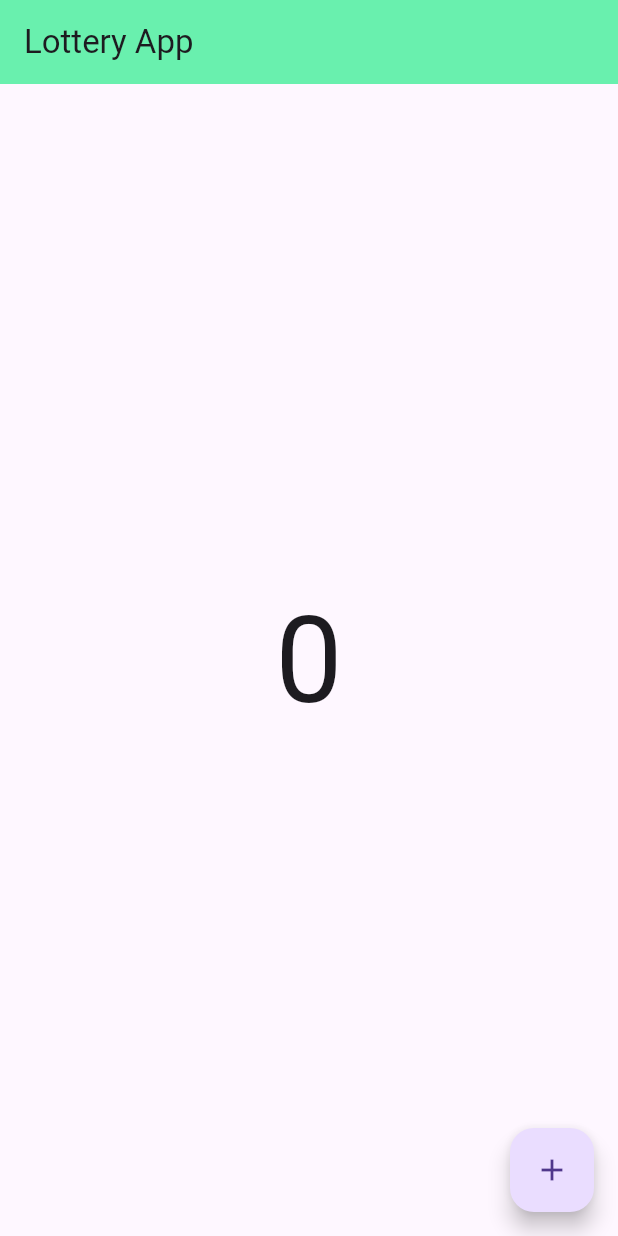
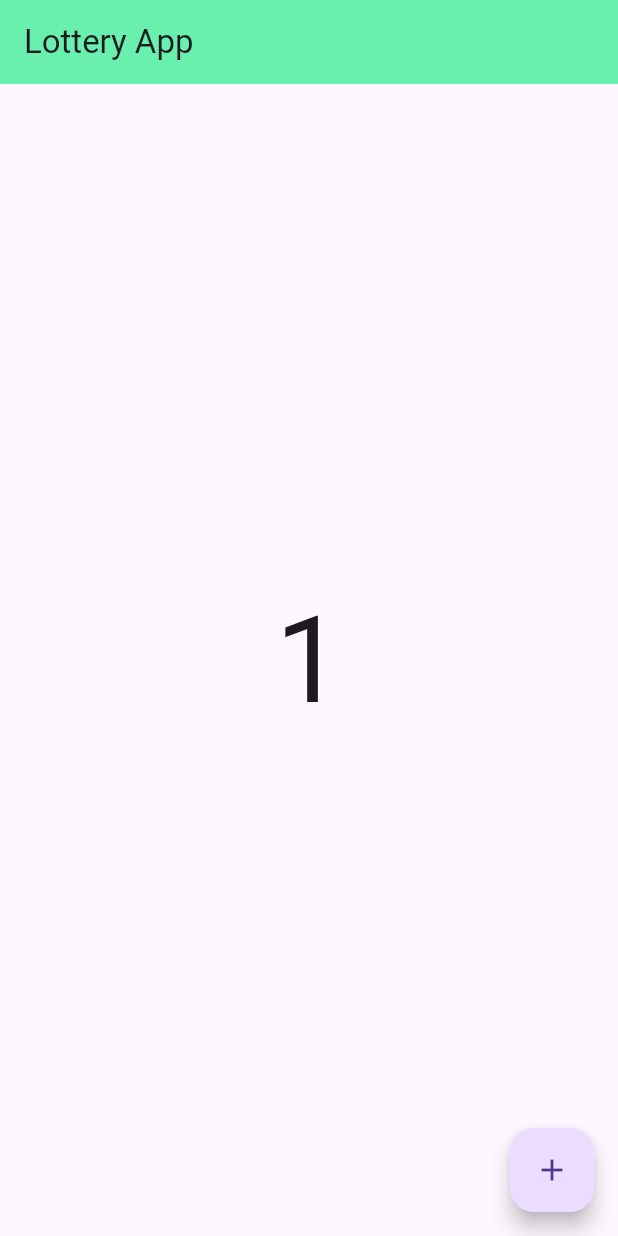
Before and after one commit to FazalHamzaKhan12/lottery_app_from_bootcamp2022, a Flutter app: the screen it shows after launch, after a tap on the "add" icon, on a phone screen of 412 x 824 dp. Run offline on Flutter 3.47's test engine with Material 3 defaults, Android fonts, the phone set to English and light mode, and no system bars.

Commit message:
Update main.dart

```diff
--- a/lib/main.dart
+++ b/lib/main.dart
@@ -1,39 +1,44 @@
 import 'package:flutter/material.dart';
 
 void main() {
-  runApp(const MyApp());
+  runApp(MyApp());  // Removed `const` here
 }
 
 class MyApp extends StatefulWidget {
-  const MyApp({super.key});
+  MyApp({super.key});
 
   @override
   State<MyApp> createState() => _MyAppState();
 }
 
 class _MyAppState extends State<MyApp> {
-   int x = 0;
+  int x = 0;
+
+  // Function to increment x
+  void incrementX() {
+    setState(() {
+      x++;  // Increment the value of x by 1
+    });
+  }
 
   @override
   Widget build(BuildContext context) {
     return MaterialApp(
       home: Scaffold(
         appBar: AppBar(
-          title: Text("Lottery App"),
+          title: const Text("Lottery App"),
           backgroundColor: Colors.greenAccent,
         ),
         body: SafeArea(
           child: Center(
             child: Text(
               x.toString(),
-              style: TextStyle(fontSize: 80),
+              style: const TextStyle(fontSize: 80),
             ),
           ),
         ),
         floatingActionButton: FloatingActionButton(
-          onPressed: () {
-            x++ ;
-          },
+          onPressed: incrementX,  // Call the incrementX function
           child: const Icon(Icons.add),
         ),
       ),
```
